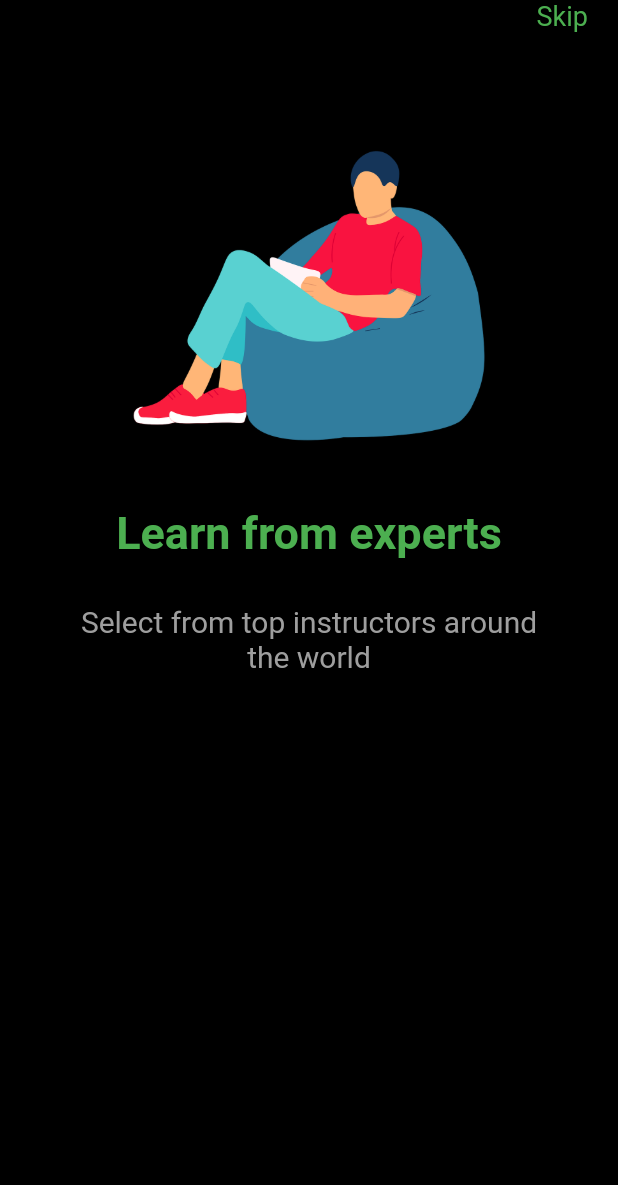
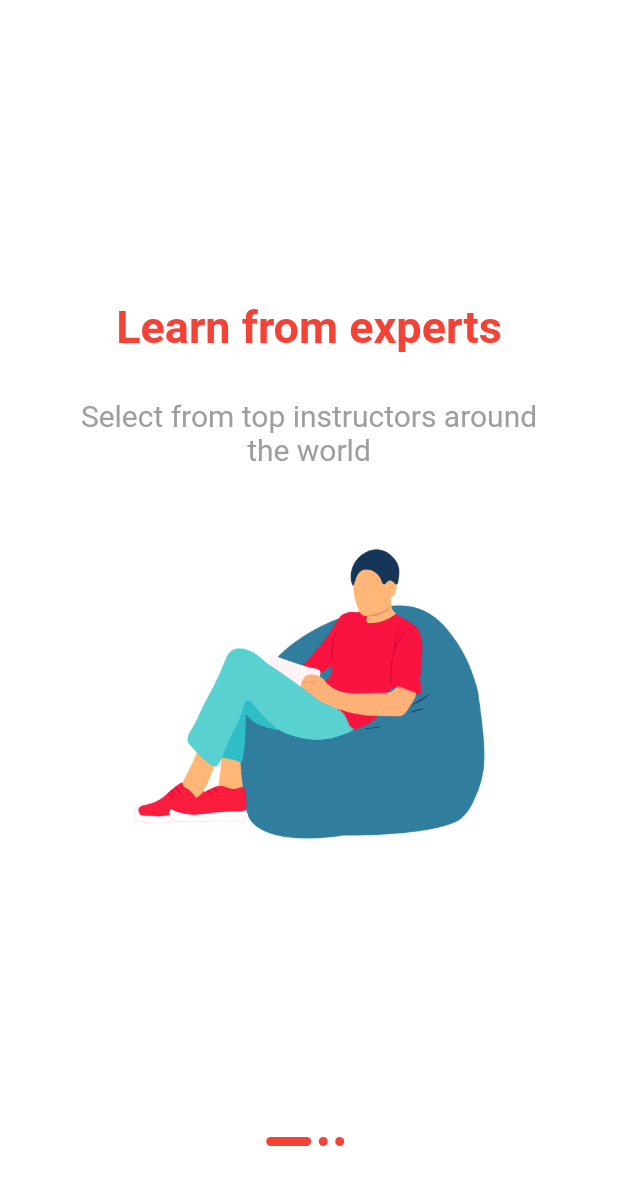
Before and after one commit to Boburbek6010/pdp_ui_intro, a Flutter app: the screen it shows after launch, on a phone screen of 412 x 824 dp. Shown: the top 1185 px of the screen. Run offline on Flutter 3.47's test engine with Material 2 defaults, Android fonts, the phone set to English and light mode, and no system bars.

```diff
--- a/lib/main.dart
+++ b/lib/main.dart
@@ -15,7 +15,7 @@ class MyApp extends StatelessWidget {
       theme: ThemeData(
         primarySwatch: Colors.blue,
       ),
-      home: const IntroPage(),
+      home: IntroPage(),
       routes: {
         HomePage.id: (context) => HomePage(),
         IntroPage.id: (context) => IntroPage(),
--- a/lib/pages/intro_page.dart
+++ b/lib/pages/intro_page.dart
@@ -1,14 +1,14 @@
 import 'package:flutter/material.dart';
-import 'package:pdp_ui_intro/pages/home_page.dart';
-
 import '../utils/Strings.dart';
+import 'home_page.dart';
 
 class IntroPage extends StatefulWidget {
-  static const id = 'intro_page';
-  const IntroPage({Key? key}) : super(key: key);
+  static const String id = "intro_page";
+
+  IntroPage({Key? key}) : super(key: key);
 
   @override
-  State<IntroPage> createState() => _IntroPageState();
+  _IntroPageState createState() => _IntroPageState();
 }
 
 class _IntroPageState extends State<IntroPage> {
@@ -17,15 +17,15 @@ class _IntroPageState extends State<IntroPage> {
   int currentIndex = 0;
 
   @override
-  void initState(){
+  void initState() {
     _pageController = PageController(
-      initialPage: 0,
+        initialPage: 0
     );
     super.initState();
   }
 
   @override
-  void dispose(){
+  void dispose() {
     _pageController.dispose();
     super.dispose();
   }
@@ -33,69 +33,73 @@ class _IntroPageState extends State<IntroPage> {
   @override
   Widget build(BuildContext context) {
     return Scaffold(
-      backgroundColor: Colors.black,
-      appBar: AppBar(
-        elevation: 0,
-        backgroundColor: Colors.black,
-        actions: [
-          GestureDetector(
-            onTap: (){
-              Navigator.pushReplacementNamed(context, HomePage.id);
-            },
-            child: const Padding(
-              padding: EdgeInsets.symmetric(horizontal: 20),
-              child: Text('Skip', style: TextStyle(color: Colors.green, fontSize: 18, fontWeight: FontWeight.w400),),
-            ),
-          )
-        ],
-      ),
+      backgroundColor: Colors.white,
       body: Stack(
+        alignment: Alignment.bottomCenter,
         children: [
           PageView(
-            onPageChanged: (int page){
-              setState((){
+            onPageChanged: (int page) {
+              setState(() {
                 currentIndex = page;
               });
             },
             controller: _pageController,
             children: [
               makePage(
+                title: Strings.stepOneTitle,
+                content: Strings.stepOneContent,
                   image: 'assets/images/img.png',
-                  title: Strings.stepOneTitle,
-                  content: Strings.stepOneContent
               ),
               makePage(
+                title: Strings.stepTwoTitle,
+                content: Strings.stepTwoContent,
                   image: 'assets/images/img_1.png',
-                  title: Strings.stepOneTitle,
-                  content: Strings.stepOneContent
               ),
+              Column(
+                crossAxisAlignment: CrossAxisAlignment.end,
+                // mainAxisAlignment: MainAxisAlignment.center,
+                children: [
+                  SizedBox(height: 230,),
                   makePage(
+                    title: Strings.stepThreeTitle,
+                    content: Strings.stepThreeContent,
                       image: 'assets/images/img_2.png',
-                  title: Strings.stepOneTitle,
-                  content: Strings.stepOneContent
+                  ),
+                  SizedBox(height: 150,),
+                  GestureDetector(
+                    onTap: (){
+                      Navigator.pushReplacementNamed(context, HomePage.id);
+                    },
+                    child: Padding(
+                      padding: EdgeInsets.only(right: 20,left: 20,),
+                      child: Text('Skip',style: TextStyle(color: Colors.red,fontSize: 18,fontWeight: FontWeight.w400),),
+                    ),
                   ),
                 ],
               )
             ],
           ),
+          Container(
+            margin: EdgeInsets.only(bottom: 60),
+            child: Row(
+              mainAxisAlignment: MainAxisAlignment.center,
+              children: _buildIndicator(),
+            ),
+          ),
+        ],
+      ),
     );
   }
-  Widget makePage({image, title, content, reverse = false}){
+
+  Widget makePage({title, content, image, reverse = false}) {
     return Container(
       padding: EdgeInsets.only(left: 50, right: 50, bottom: 60),
       child: Column(
+        mainAxisAlignment: MainAxisAlignment.center,
         children: <Widget>[
-          Column(
-            children: <Widget>[
-              Padding(
-                padding: EdgeInsets.symmetric(horizontal: 20),
-                child: Image.asset(image),
-              ),
-              SizedBox(height: 10,),
-            ],
-          ),
+          SizedBox(height: 30,),
           Text(title, style: TextStyle(
-            color: Colors.green,
+              color: Colors.red,
               fontSize: 30,
               fontWeight: FontWeight.bold
           ),),
@@ -104,32 +108,36 @@ class _IntroPageState extends State<IntroPage> {
               color: Colors.grey,
               fontSize: 20,
               fontWeight: FontWeight.w400
-          ),)
+          ),),
+          SizedBox(height: 10,),
+          Padding(
+            padding: EdgeInsets.symmetric(horizontal: 20),
+            child: Image.asset(image),
+          ),
         ],
       ),
     );
   }
 
-
-  Widget _indicator(bool isActive){
+  Widget _indicator(bool isActive) {
     return AnimatedContainer(
       duration: Duration(milliseconds: 300),
       height: 6,
-      width: isActive? 30: 6,
+      width: isActive ? 30 : 6,
       margin: EdgeInsets.only(right: 5),
       decoration: BoxDecoration(
-        color: Colors.green,
-        borderRadius: BorderRadius.circular(5),
+          color: Colors.red,
+          borderRadius: BorderRadius.circular(5)
       ),
     );
   }
 
-  List<Widget> _buildIndicator(){
+  List<Widget> _buildIndicator() {
     List<Widget> indicators = [];
-    for(int i = 0; i < 3; i++){
-      if(currentIndex == i){
+    for (int i = 0; i<3; i++) {
+      if (currentIndex == i) {
         indicators.add(_indicator(true));
-      }else{
+      } else {
         indicators.add(_indicator(false));
       }
     }
```
Lines whose indentation alone changed are shown as unchanged.
